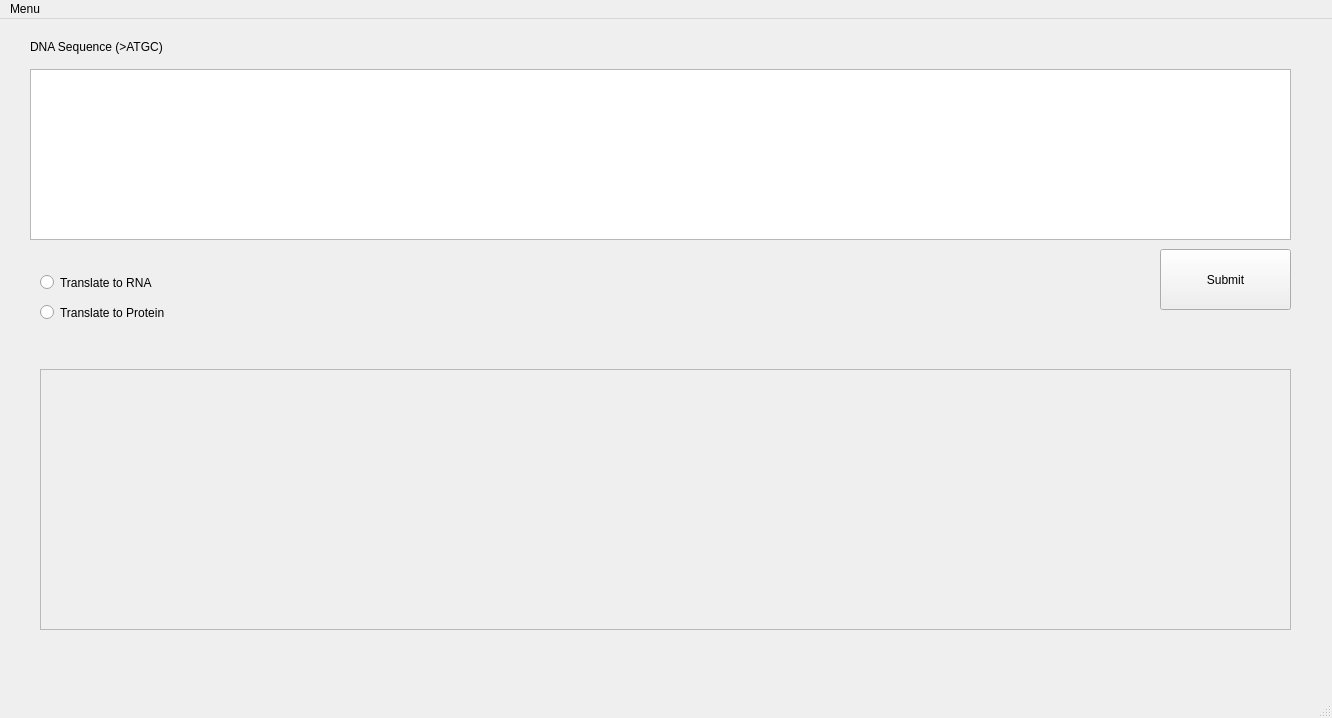
The window that src/window.ui (mohamedhamidat/pyqt4Bio) describes before a commit, drawn with Qt 5.
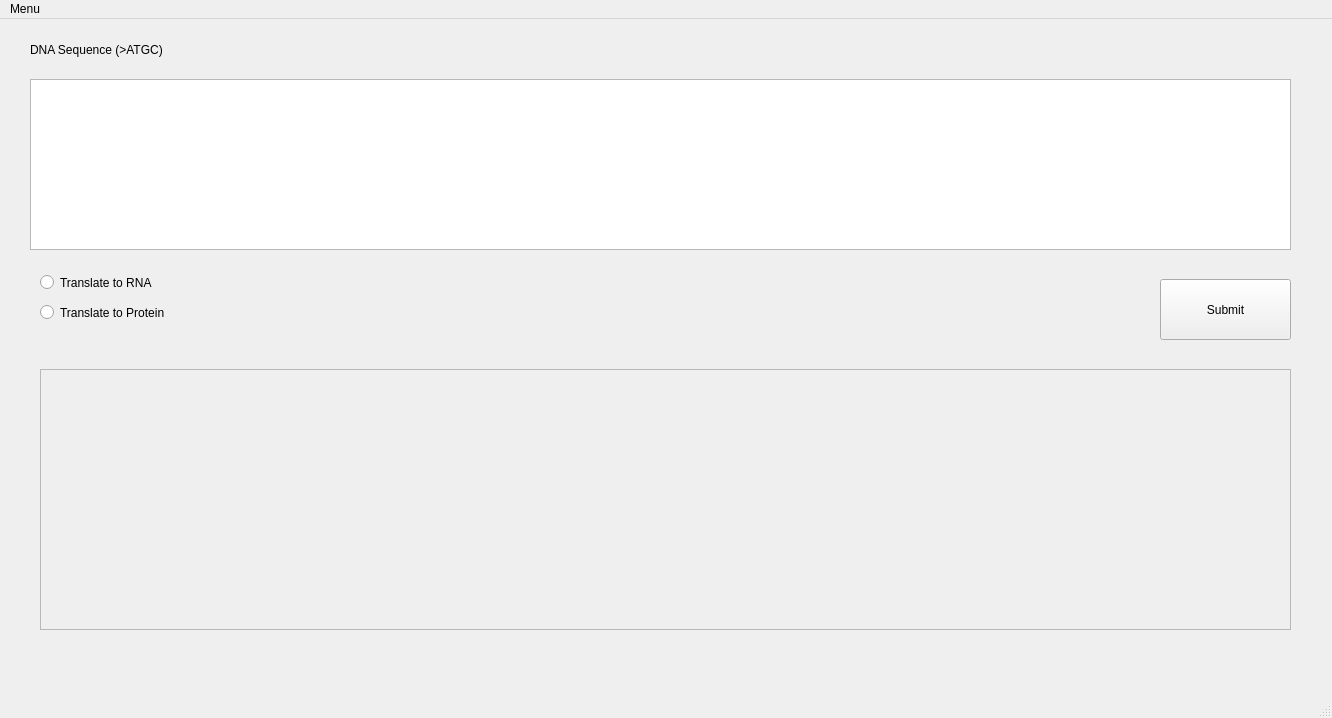
The same window after the commit.

```diff
--- a/src/window.ui
+++ b/src/window.ui
@@ -33,9 +33,9 @@
     <property name="geometry">
      <rect>
       <x>30</x>
-      <y>20</y>
+      <y>10</y>
       <width>241</width>
-      <height>16</height>
+      <height>41</height>
      </rect>
     </property>
     <property name="text">
@@ -46,7 +46,7 @@
     <property name="geometry">
      <rect>
       <x>1160</x>
-      <y>230</y>
+      <y>260</y>
       <width>131</width>
       <height>61</height>
      </rect>
@@ -85,7 +85,7 @@
     <property name="geometry">
      <rect>
       <x>30</x>
-      <y>50</y>
+      <y>60</y>
       <width>1261</width>
       <height>171</height>
      </rect>
```
